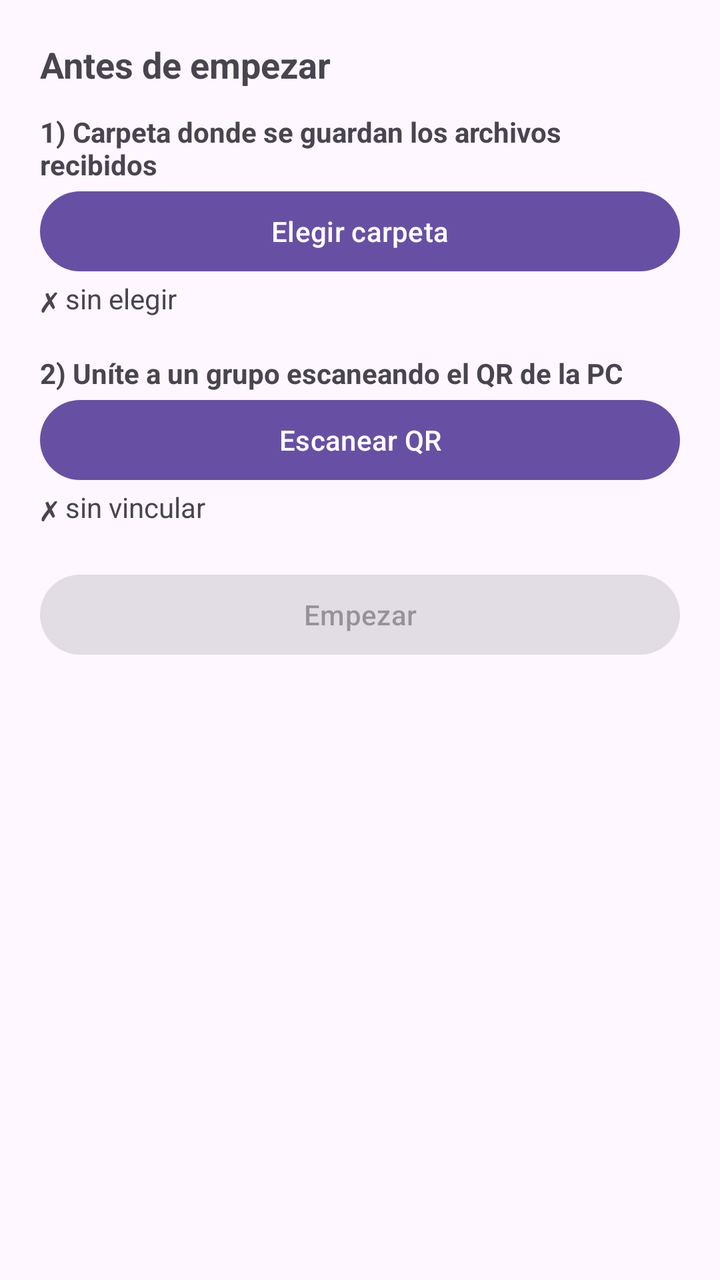
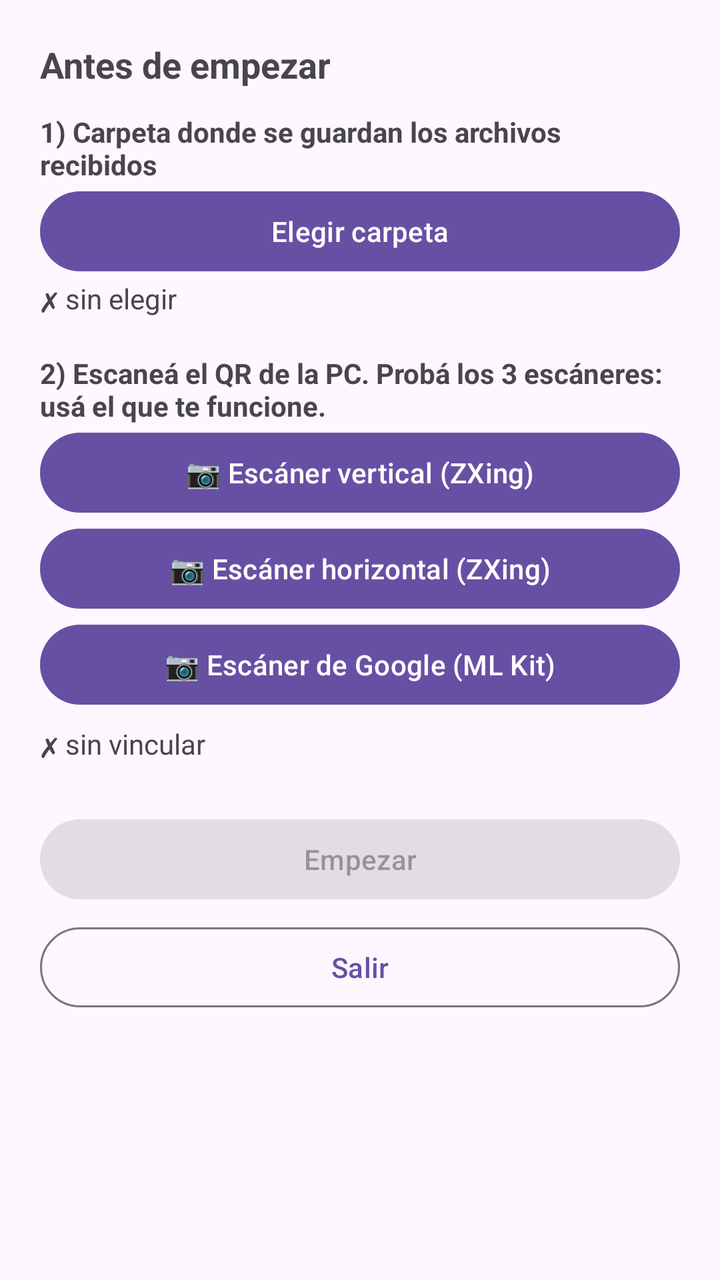

Before-and-after screenshots of an Android layout around one commit, followed by the original layout XML and the change that was made.
<!-- AndroidManifest.xml: application theme Theme.IntercomLAN -->
<!-- res/layout/dialog_setup.xml -->
<?xml version="1.0" encoding="utf-8"?>
<ScrollView xmlns:android="http://schemas.android.com/apk/res/android"
    android:layout_width="match_parent"
    android:layout_height="wrap_content">

    <LinearLayout
        android:layout_width="match_parent"
        android:layout_height="wrap_content"
        android:orientation="vertical"
        android:padding="20dp">

        <TextView
            android:layout_width="wrap_content"
            android:layout_height="wrap_content"
            android:text="Antes de empezar"
            android:textStyle="bold"
            android:textSize="18sp"
            android:paddingBottom="12dp" />

        <TextView
            android:layout_width="wrap_content"
            android:layout_height="wrap_content"
            android:text="1) Carpeta donde se guardan los archivos recibidos"
            android:textStyle="bold" />

        <Button
            android:id="@+id/pickFolder"
            android:layout_width="match_parent"
            android:layout_height="wrap_content"
            android:text="Elegir carpeta" />

        <TextView
            android:id="@+id/folderStatus"
            android:layout_width="match_parent"
            android:layout_height="wrap_content"
            android:text="✗ sin elegir"
            android:textColor="?android:attr/textColorSecondary"
            android:paddingBottom="18dp" />

        <TextView
            android:layout_width="wrap_content"
            android:layout_height="wrap_content"
            android:text="2) Uníte a un grupo escaneando el QR de la PC"
            android:textStyle="bold" />

        <Button
            android:id="@+id/scan"
            android:layout_width="match_parent"
            android:layout_height="wrap_content"
            android:text="Escanear QR" />

        <TextView
            android:id="@+id/qrStatus"
            android:layout_width="match_parent"
            android:layout_height="wrap_content"
            android:text="✗ sin vincular"
            android:textColor="?android:attr/textColorSecondary"
            android:paddingBottom="20dp" />

        <Button
            android:id="@+id/start"
            android:layout_width="match_parent"
            android:layout_height="wrap_content"
            android:text="Empezar"
            android:enabled="false" />
    </LinearLayout>
</ScrollView>
<!-- resources referenced by this layout -->
<resources>
  <style name="Theme.IntercomLAN" parent="Theme.Material3.DayNight.NoActionBar">
          <item name="android:statusBarColor">?attr/colorPrimary</item>
      </style>
</resources>

<!-- the commit's change to res/layout/dialog_setup.xml (unified diff, before → after) -->
@@ -40,14 +40,26 @@
         <TextView
             android:layout_width="wrap_content"
             android:layout_height="wrap_content"
-            android:text="2) Uníte a un grupo escaneando el QR de la PC"
+            android:text="2) Escaneá el QR de la PC. Probá los 3 escáneres: usá el que te funcione."
             android:textStyle="bold" />
 
         <Button
-            android:id="@+id/scan"
+            android:id="@+id/scanVertical"
             android:layout_width="match_parent"
             android:layout_height="wrap_content"
-            android:text="Escanear QR" />
+            android:text="📷 Escáner vertical (ZXing)" />
+
+        <Button
+            android:id="@+id/scanHorizontal"
+            android:layout_width="match_parent"
+            android:layout_height="wrap_content"
+            android:text="📷 Escáner horizontal (ZXing)" />
+
+        <Button
+            android:id="@+id/scanGoogle"
+            android:layout_width="match_parent"
+            android:layout_height="wrap_content"
+            android:text="📷 Escáner de Google (ML Kit)" />
 
         <TextView
             android:id="@+id/qrStatus"
@@ -55,13 +67,23 @@
             android:layout_height="wrap_content"
             android:text="✗ sin vincular"
             android:textColor="?android:attr/textColorSecondary"
-            android:paddingBottom="20dp" />
+            android:paddingTop="6dp"
+            android:paddingBottom="12dp" />
 
         <Button
             android:id="@+id/start"
             android:layout_width="match_parent"
             android:layout_height="wrap_content"
+            android:layout_marginTop="12dp"
             android:text="Empezar"
             android:enabled="false" />
+
+        <Button
+            android:id="@+id/exit"
+            style="?attr/materialButtonOutlinedStyle"
+            android:layout_width="match_parent"
+            android:layout_height="wrap_content"
+            android:layout_marginTop="6dp"
+            android:text="Salir" />
     </LinearLayout>
 </ScrollView>
